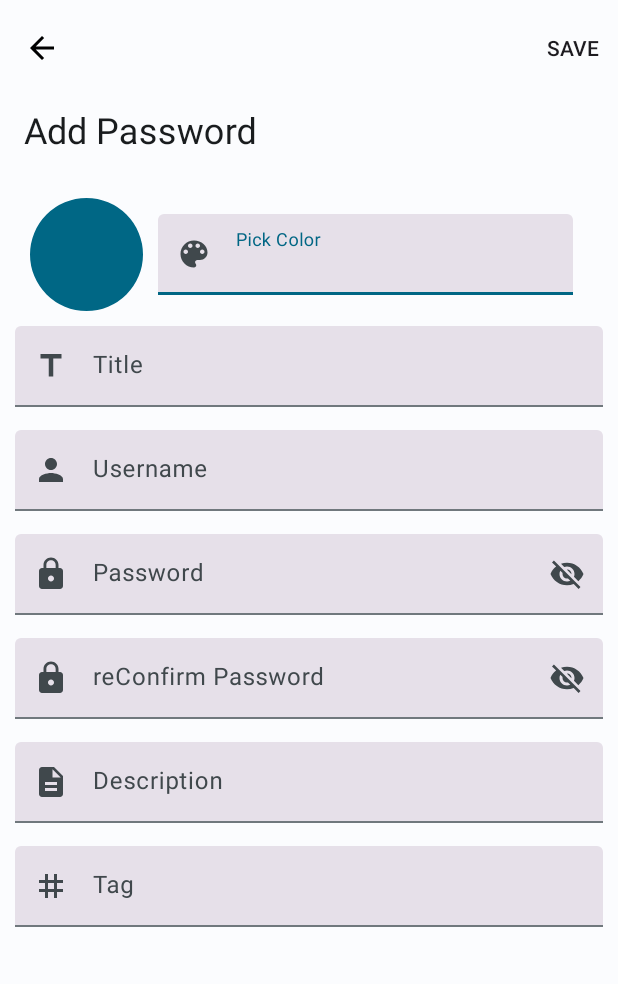
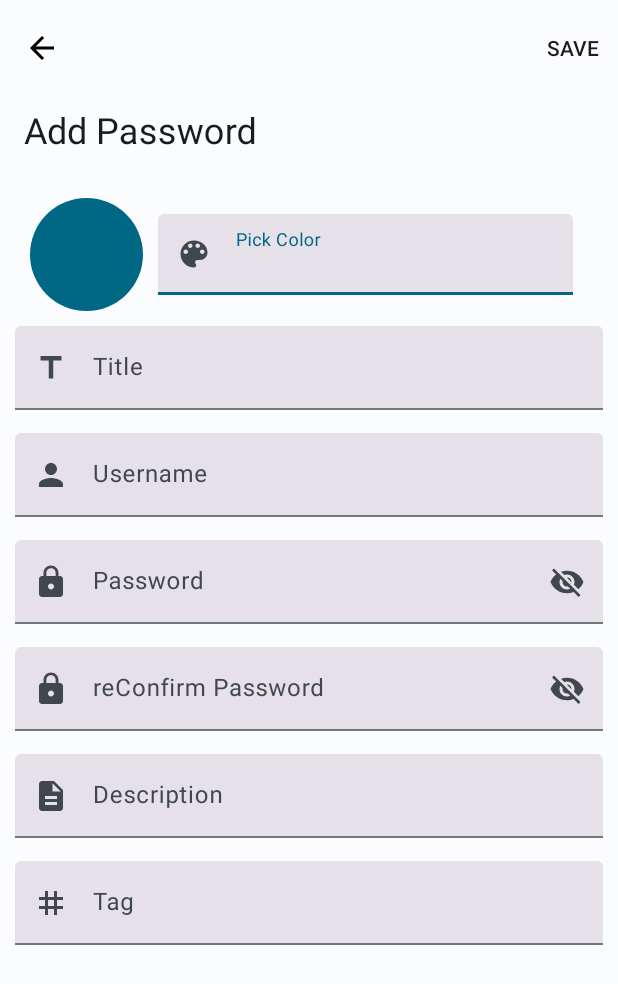
Before and after one commit to Ridhoardhiansyah7/Password_Store, an Android app: the AddPasswordActivity screen opened directly, with no data from a screen before it, on a phone screen of 412 x 824 dp. Shown: the top 984 px of the screen. Run offline under Robolectric (Android 15) with nearby library versions, the phone set to English and light mode, and no system bars; libraries missing offline, so code that uses them is left out: com.skydoves.colorpickerview.

Commit message:
fixed several known issues

```diff
--- a/app/src/main/res/layout/activity_add.xml
+++ b/app/src/main/res/layout/activity_add.xml
@@ -61,7 +61,7 @@
                 android:layout_height="wrap_content"
                 android:layout_marginBottom="15dp"
                 app:startIconDrawable="@drawable/baseline_title_24"
-                style="@style/Widget.Material3.TextInputLayout.FilledBox.Dense"
+                style="@style/Widget.Material3.TextInputLayout.FilledBox"
                 >
 
                 <com.google.android.material.textfield.TextInputEditText
@@ -77,7 +77,7 @@
                 android:layout_height="wrap_content"
                 android:layout_marginBottom="15dp"
                 app:startIconDrawable="@drawable/baseline_person_24"
-                style="@style/Widget.Material3.TextInputLayout.FilledBox.Dense"
+                style="@style/Widget.Material3.TextInputLayout.FilledBox"
                 >
 
                 <com.google.android.material.textfield.TextInputEditText
@@ -94,7 +94,7 @@
                 android:layout_marginBottom="15dp"
                 app:endIconMode="password_toggle"
                 app:startIconDrawable="@drawable/baseline_lock_24"
-                style="@style/Widget.Material3.TextInputLayout.FilledBox.Dense"
+                style="@style/Widget.Material3.TextInputLayout.FilledBox"
                 >
 
                 <com.google.android.material.textfield.TextInputEditText
@@ -111,7 +111,7 @@
                 android:layout_marginBottom="15dp"
                 app:endIconMode="password_toggle"
                 app:startIconDrawable="@drawable/baseline_lock_24"
-                style="@style/Widget.Material3.TextInputLayout.FilledBox.Dense"
+                style="@style/Widget.Material3.TextInputLayout.FilledBox"
                 >
 
                 <com.google.android.material.textfield.TextInputEditText
@@ -127,7 +127,7 @@
                 android:layout_height="wrap_content"
                 android:layout_marginBottom="15dp"
                 app:startIconDrawable="@drawable/baseline_description_24"
-                style="@style/Widget.Material3.TextInputLayout.FilledBox.Dense"
+                style="@style/Widget.Material3.TextInputLayout.FilledBox"
                 >
 
                 <com.google.android.material.textfield.TextInputEditText
@@ -143,7 +143,7 @@
                 android:layout_height="wrap_content"
                 android:layout_marginBottom="15dp"
                 app:startIconDrawable="@drawable/baseline_tag_24"
-                style="@style/Widget.Material3.TextInputLayout.FilledBox.Dense"
+                style="@style/Widget.Material3.TextInputLayout.FilledBox"
                 >
 
                 <com.google.android.material.textfield.TextInputEditText
```
Also changed, not shown: app/src/main/java/com/onedive/passwordstore/uiLayer/activity/MainActivity.kt (+28 -32 lines).
